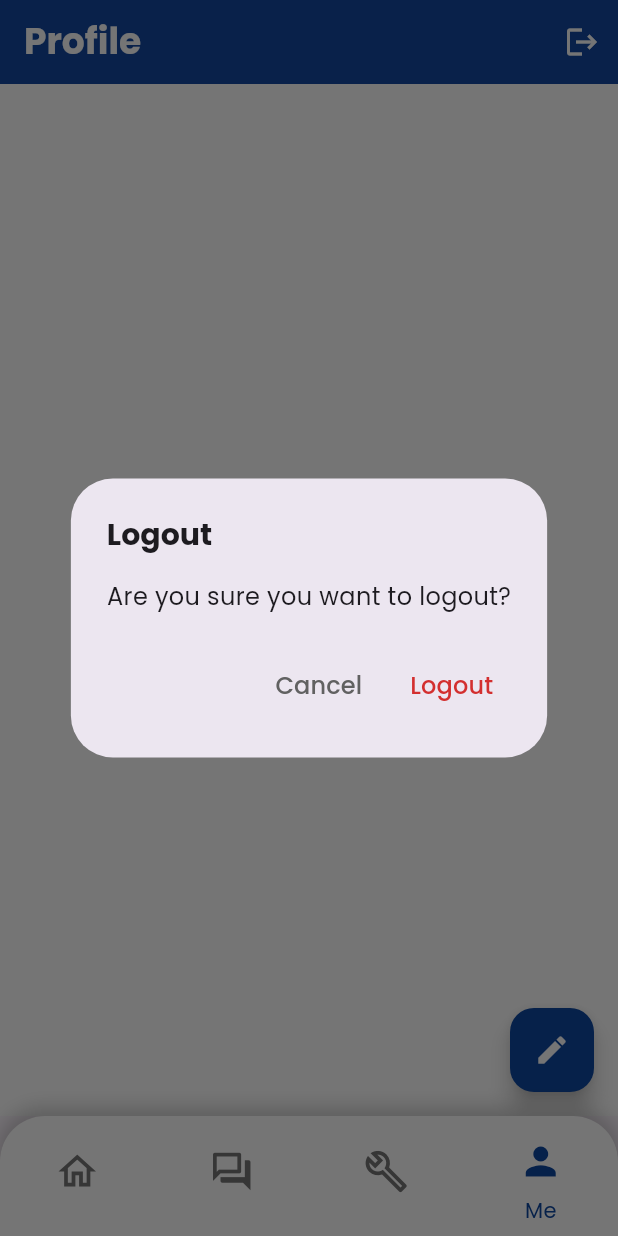
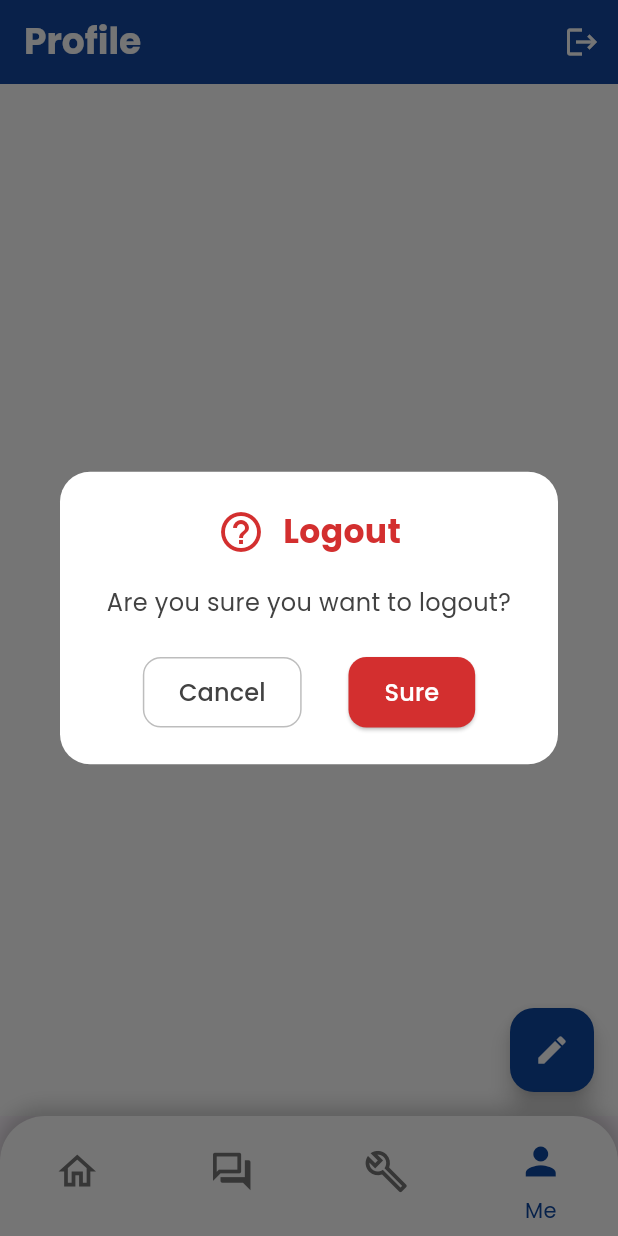
Before and after one commit to xiuying545/HCIMASTERY, a Flutter app: the screen it shows after launch, item 4 of the bottom bar chosen, after a tap on the "logout" icon, on a phone screen of 412 x 824 dp. Run offline on Flutter 3.47's test engine with Material 3 defaults, Android fonts, the phone set to English and light mode, and no system bars; our stand-ins replace audioplayers, auto_size_text, cloud_firestore, firebase_auth, firebase_core, firebase_storage and 6 more; missing offline and left inert: tutorial_coach_mark; accounts and stored records are empty.

Commit message:
dialog user

```diff
--- a/lib/common_widget/app_bar_with_back.dart
+++ b/lib/common_widget/app_bar_with_back.dart
@@ -5,7 +5,8 @@ class AppBarWithBackBtn extends StatelessWidget implements PreferredSizeWidget {
   final String title;
   final List<Widget>? actions;
   final String? route;
-  const AppBarWithBackBtn({super.key, required this.title, this.actions,this.route});
+  const AppBarWithBackBtn(
+      {super.key, required this.title, this.actions, this.route});
 
   @override
   Widget build(BuildContext context) {
@@ -14,8 +15,7 @@ class AppBarWithBackBtn extends StatelessWidget implements PreferredSizeWidget {
       leading: IconButton(
         icon: const Icon(Icons.arrow_back, color: Colors.white),
         onPressed: () {
-            if(route!=null){
-
+          if (route != null) {
             GoRouter.of(context).go(route!);
           }
 
--- /dev/null
+++ b/lib/common_widget/custom_dialog.dart
@@ -0,0 +1,126 @@
+import 'package:flutter/material.dart';
+import 'package:google_fonts/google_fonts.dart';
+import 'package:go_router/go_router.dart';
+
+class CustomDialog extends StatelessWidget {
+  final BuildContext ctx;
+
+
+  final VoidCallback onConfirm;
+  final String title;
+  final String content;
+  final String action;
+
+  const CustomDialog({
+    super.key,
+    required this.ctx,
+    required this.onConfirm,
+    required this.title,
+    required this.content,
+    required this.action,
+  });
+
+  @override
+  Widget build(BuildContext context) {
+    Icon icon;
+    Color color;
+    if (action == "Completion") {
+      icon = Icon(
+        Icons.check_circle,
+        color: Colors.green.shade700,
+        size: 32,
+      );
+      color = Colors.green.shade700;
+    } else {
+      icon = Icon(
+        Icons.help_outline,
+        color: Colors.red.shade700,
+        size: 32,
+      );
+      color = Colors.red.shade700;
+    }
+    return Dialog(
+      shape: RoundedRectangleBorder(
+        borderRadius: BorderRadius.circular(20),
+      ),
+      elevation: 10,
+      backgroundColor: Colors.white,
+      child: Padding(
+        padding: const EdgeInsets.all(24.0),
+        child: Column(
+          mainAxisSize: MainAxisSize.min,
+          children: [
+            Row(
+              mainAxisAlignment: MainAxisAlignment.center,
+              children: [
+                icon,
+                const SizedBox(width: 12),
+                Text(
+                  title,
+                  style: GoogleFonts.poppins(
+                    fontSize: 22,
+                    fontWeight: FontWeight.bold,
+                    color: color,
+                  ),
+                ),
+              ],
+            ),
+            const SizedBox(height: 20),
+            Text(
+              content,
+              textAlign: TextAlign.center,
+              style: GoogleFonts.poppins(
+                fontSize: 16,
+                color: Colors.grey.shade800,
+              ),
+            ),
+            const SizedBox(height: 24),
+            Row(
+              mainAxisAlignment: MainAxisAlignment.spaceEvenly,
+              children: [
+                OutlinedButton(
+                  onPressed:    () {
+                      Navigator.of(ctx).pop();
+                    },
+                  style: OutlinedButton.styleFrom(
+                    padding: const EdgeInsets.symmetric(
+                        horizontal: 24, vertical: 12),
+                    side: BorderSide(color: Colors.grey.shade400),
+                    shape: RoundedRectangleBorder(
+                      borderRadius: BorderRadius.circular(12),
+                    ),
+                  ),
+                  child: Text(
+                    'Cancel',
+                    style: GoogleFonts.poppins(
+                      fontSize: 16,
+                      color: Colors.grey.shade800,
+                    ),
+                  ),
+                ),
+                ElevatedButton(
+                  onPressed: onConfirm,
+                  style: ElevatedButton.styleFrom(
+                    padding: const EdgeInsets.symmetric(
+                        horizontal: 24, vertical: 12),
+                    backgroundColor: color,
+                    shape: RoundedRectangleBorder(
+                      borderRadius: BorderRadius.circular(12),
+                    ),
+                  ),
+                  child: Text(
+                    'Sure',
+                    style: GoogleFonts.poppins(
+                      fontSize: 16,
+                      color: Colors.white,
+                    ),
+                  ),
+                ),
+              ],
+            ),
+          ],
+        ),
+      ),
+    );
+  }
+}
--- a/lib/routes/routes.dart
+++ b/lib/routes/routes.dart
@@ -41,7 +41,7 @@ GoRouter router() {
           // if (firebaseUser != null) {
           //   return const Homepage();
           // }
-          return  const StudentNavBar(bottomIndex: 0,);
+          return  const AdminNavBar();
           // return  DesignChallengesPage();
         },
         //  builder: (context, state) {
--- a/lib/screen/admin/manage_chapter.dart
+++ b/lib/screen/admin/manage_chapter.dart
@@ -4,6 +4,9 @@ import 'package:google_fonts/google_fonts.dart';
 import 'package:provider/provider.dart';
 import 'package:fyp1/model/note.dart';
 import '../../view_model/note_view_model.dart';
+
+//todo customized dialog
+
 
 class ChapterDetailsPage extends StatefulWidget {
   const ChapterDetailsPage({super.key});
--- a/lib/screen/student/note/note_detail.dart
+++ b/lib/screen/student/note/note_detail.dart
@@ -45,11 +45,9 @@ class _NotePageState extends State<NotePage> {
   Future<void> _loadNote() async {
     noteViewModel = Provider.of<NoteViewModel>(context, listen: false);
     userViewModel = Provider.of<UserViewModel>(context, listen: false);
+
     setState(() {
-      currentNote = noteViewModel.chapters
-          .firstWhere((chapter) => chapter.chapterID == noteViewModel.chapterId)
-          .notes!
-          .firstWhere((note) => note.noteID == widget.noteID);
+      currentNote = noteViewModel.notes.firstWhere((note) => note.noteID == widget.noteID);
     });
     // Initialize YouTube player if videoLink is available
     if (currentNote.videoLink != null && currentNote.videoLink!.isNotEmpty) {
--- a/lib/screen/user/profile/profile_page.dart
+++ b/lib/screen/user/profile/profile_page.dart
@@ -1,4 +1,5 @@
 import 'package:flutter/material.dart';
+import 'package:fyp1/common_widget/custom_dialog.dart';
 import 'package:fyp1/view_model/user_view_model.dart';
 import 'package:go_router/go_router.dart';
 import 'package:google_fonts/google_fonts.dart';
@@ -37,50 +38,18 @@ class _ProfilePageState extends State<ProfilePage> {
   }
 
   Future<void> _showLogoutConfirmation() async {
-    return showDialog(
+    showDialog(
       context: context,
-      builder: (context) {
-        return AlertDialog(
-          title: Text(
-            "Logout",
-            style: GoogleFonts.poppins(
-              fontSize: 20,
-              fontWeight: FontWeight.bold,
-            ),
-          ),
-          content: Text(
-            "Are you sure you want to logout?",
-            style: GoogleFonts.poppins(fontSize: 16),
-          ),
-          actions: [
-            TextButton(
-              onPressed: () {
-                Navigator.of(context).pop(); // Close the dialog
-              },
-              child: Text(
-                "Cancel",
-                style: GoogleFonts.poppins(
-                  fontSize: 16,
-                  color: Colors.grey.shade700,
-                ),
-              ),
-            ),
-            TextButton(
-              onPressed: () {
-                Navigator.of(context).pop(); // Close the dialog
-                _logout(); // Perform logout
-              },
-              child: Text(
-                "Logout",
-                style: GoogleFonts.poppins(
-                  fontSize: 16,
-                  color: Colors.red.shade700,
-                ),
-              ),
-            ),
-          ],
-        );
-      },
+      builder: (ctx) => CustomDialog(
+        ctx: ctx,
+        title: 'Logout',
+        content: 'Are you sure you want to logout?',
+        action: 'Alert',
+        onConfirm: () {
+          Navigator.of(context).pop();
+          _logout();
+        },
+      ),
     );
   }
 
@@ -182,8 +151,7 @@ class _ProfilePageState extends State<ProfilePage> {
       ),
       floatingActionButton: FloatingActionButton(
         onPressed: () {
-          GoRouter.of(context)
-              .push("/editProfile/${userViewModel.userId!}");
+          GoRouter.of(context).push("/editProfile/${userViewModel.userId!}");
         },
         backgroundColor: Colors.blue.shade900,
         child: const Icon(Icons.edit, color: Colors.white),
--- a/lib/services/note_service.dart
+++ b/lib/services/note_service.dart
@@ -74,13 +74,13 @@ class ChapterService {
         var chapterData = chapterDoc.data() as Map<String, dynamic>;
         String chapterID = chapterDoc.id;
 
-        // Fetch notes for the current chapter
-        List<Note> notes = await getNotesForChapter(chapterID);
+        // // Fetch notes for the current chapter
+        // List<Note> notes = await getNotesForChapter(chapterID);
 
         chapterList.add(Chapter(
           chapterID: chapterID,
           chapterName: chapterData['chapterName'],
-          notes: notes, // Include fetched notes
+          notes: [],
         ));
       }
 
```
Also changed, not shown: lib/screen/admin/Note/edit_note.dart (+30 -14 lines), lib/screen/admin/Note/manage_note.dart (+9 -46 lines), lib/screen/admin/Quiz/manage_quiz.dart (+20 -50 lines), lib/screen/student/note/note_list.dart (+5 -3 lines), lib/screen/student/quiz/quiz_question.dart (+11 -89 lines), lib/common_widget/alert_dialog.dart (deleted). Lines whose indentation alone changed are shown as unchanged.
